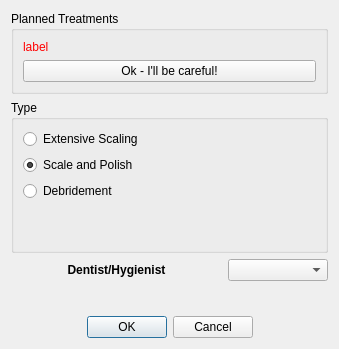
First picture: the form in src/openmolar/qt-designer/hygenist_wizard.ui, repository rowinggolfer/openmolar1, before the edit.
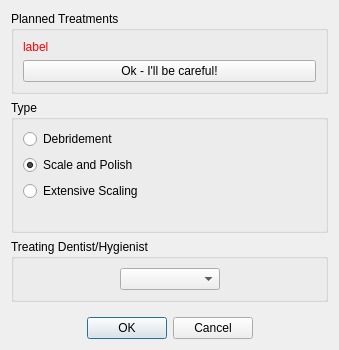
Second picture: the form after the edit.

Diff of the .ui file:
```diff
--- a/src/openmolar/qt-designer/hygenist_wizard.ui
+++ b/src/openmolar/qt-designer/hygenist_wizard.ui
@@ -7,124 +7,20 @@
     <x>0</x>
     <y>0</y>
     <width>339</width>
-    <height>349</height>
+    <height>350</height>
    </rect>
   </property>
+  <property name="minimumSize">
+   <size>
+    <width>0</width>
+    <height>0</height>
+   </size>
+  </property>
   <property name="windowTitle">
    <string>Hygienist Wizard</string>
   </property>
-  <layout class="QGridLayout" name="gridLayout">
-   <item row="4" column="0">
-    <widget class="QLabel" name="dent_label">
-     <property name="font">
-      <font>
-       <weight>75</weight>
-       <bold>true</bold>
-      </font>
-     </property>
-     <property name="text">
-      <string>Dentist/Hygienist</string>
-     </property>
-     <property name="alignment">
-      <set>Qt::AlignCenter</set>
-     </property>
-     <property name="wordWrap">
-      <bool>false</bool>
-     </property>
-    </widget>
-   </item>
-   <item row="5" column="0" colspan="2">
-    <spacer name="verticalSpacer">
-     <property name="orientation">
-      <enum>Qt::Vertical</enum>
-     </property>
-     <property name="sizeHint" stdset="0">
-      <size>
-       <width>20</width>
-       <height>29</height>
-      </size>
-     </property>
-    </spacer>
-   </item>
-   <item row="4" column="1">
-    <widget class="QComboBox" name="dents_comboBox">
-     <property name="maximumSize">
-      <size>
-       <width>100</width>
-       <height>16777215</height>
-      </size>
-     </property>
-     <property name="font">
-      <font>
-       <weight>75</weight>
-       <bold>true</bold>
-      </font>
-     </property>
-    </widget>
-   </item>
-   <item row="6" column="0" colspan="2">
-    <widget class="QDialogButtonBox" name="buttonBox">
-     <property name="orientation">
-      <enum>Qt::Horizontal</enum>
-     </property>
-     <property name="standardButtons">
-      <set>QDialogButtonBox::Cancel|QDialogButtonBox::Ok</set>
-     </property>
-     <property name="centerButtons">
-      <bool>true</bool>
-     </property>
-    </widget>
-   </item>
-   <item row="1" column="0" colspan="2">
-    <widget class="QGroupBox" name="groupBox">
-     <property name="title">
-      <string>Type</string>
-     </property>
-     <layout class="QVBoxLayout" name="verticalLayout">
-      <item>
-       <widget class="QRadioButton" name="extsp_radioButton">
-        <property name="text">
-         <string>Extensive Scaling</string>
-        </property>
-        <property name="checked">
-         <bool>false</bool>
-        </property>
-       </widget>
-      </item>
-      <item>
-       <widget class="QRadioButton" name="sp_radioButton">
-        <property name="text">
-         <string>Scale and Polish</string>
-        </property>
-        <property name="checked">
-         <bool>true</bool>
-        </property>
-       </widget>
-      </item>
-      <item>
-       <widget class="QRadioButton" name="db_radioButton">
-        <property name="text">
-         <string>Debridement</string>
-        </property>
-       </widget>
-      </item>
-      <item>
-       <spacer name="verticalSpacer_2">
-        <property name="orientation">
-         <enum>Qt::Vertical</enum>
-        </property>
-        <property name="sizeHint" stdset="0">
-         <size>
-          <width>20</width>
-          <height>40</height>
-         </size>
-        </property>
-       </spacer>
-      </item>
-     </layout>
-    </widget>
-   </item>
-   <item row="0" column="0" colspan="2">
+  <layout class="QVBoxLayout" name="verticalLayout_3">
+   <item>
     <widget class="QGroupBox" name="planned_groupbox">
      <property name="maximumSize">
       <size>
@@ -159,6 +55,144 @@
      </layout>
     </widget>
    </item>
+   <item>
+    <widget class="QGroupBox" name="groupBox">
+     <property name="title">
+      <string>Type</string>
+     </property>
+     <layout class="QVBoxLayout" name="verticalLayout">
+      <item>
+       <widget class="QRadioButton" name="db_radioButton">
+        <property name="text">
+         <string>Debridement</string>
+        </property>
+       </widget>
+      </item>
+      <item>
+       <widget class="QRadioButton" name="sp_radioButton">
+        <property name="text">
+         <string>Scale and Polish</string>
+        </property>
+        <property name="checked">
+         <bool>true</bool>
+        </property>
+       </widget>
+      </item>
+      <item>
+       <widget class="QRadioButton" name="extsp_radioButton">
+        <property name="text">
+         <string>Extensive Scaling</string>
+        </property>
+        <property name="checked">
+         <bool>false</bool>
+        </property>
+       </widget>
+      </item>
+      <item>
+       <spacer name="verticalSpacer_2">
+        <property name="orientation">
+         <enum>Qt::Vertical</enum>
+        </property>
+        <property name="sizeHint" stdset="0">
+         <size>
+          <width>20</width>
+          <height>40</height>
+         </size>
+        </property>
+       </spacer>
+      </item>
+     </layout>
+    </widget>
+   </item>
+   <item>
+    <widget class="QGroupBox" name="clinicianGroupBox">
+     <property name="minimumSize">
+      <size>
+       <width>0</width>
+       <height>0</height>
+      </size>
+     </property>
+     <property name="title">
+      <string>Treating Dentist/Hygienist</string>
+     </property>
+     <layout class="QHBoxLayout" name="horizontalLayout">
+      <item>
+       <spacer name="horizontalSpacer">
+        <property name="orientation">
+         <enum>Qt::Horizontal</enum>
+        </property>
+        <property name="sizeHint" stdset="0">
+         <size>
+          <width>89</width>
+          <height>20</height>
+         </size>
+        </property>
+       </spacer>
+      </item>
+      <item>
+       <widget class="QComboBox" name="dents_comboBox">
+        <property name="minimumSize">
+         <size>
+          <width>100</width>
+          <height>0</height>
+         </size>
+        </property>
+        <property name="maximumSize">
+         <size>
+          <width>16777215</width>
+          <height>16777215</height>
+         </size>
+        </property>
+        <property name="font">
+         <font>
+          <weight>75</weight>
+          <bold>true</bold>
+         </font>
+        </property>
+       </widget>
+      </item>
+      <item>
+       <spacer name="horizontalSpacer_2">
+        <property name="orientation">
+         <enum>Qt::Horizontal</enum>
+        </property>
+        <property name="sizeHint" stdset="0">
+         <size>
+          <width>88</width>
+          <height>20</height>
+         </size>
+        </property>
+       </spacer>
+      </item>
+     </layout>
+    </widget>
+   </item>
+   <item>
+    <spacer name="verticalSpacer">
+     <property name="orientation">
+      <enum>Qt::Vertical</enum>
+     </property>
+     <property name="sizeHint" stdset="0">
+      <size>
+       <width>20</width>
+       <height>29</height>
+      </size>
+     </property>
+    </spacer>
+   </item>
+   <item>
+    <widget class="QDialogButtonBox" name="buttonBox">
+     <property name="orientation">
+      <enum>Qt::Horizontal</enum>
+     </property>
+     <property name="standardButtons">
+      <set>QDialogButtonBox::Cancel|QDialogButtonBox::Ok</set>
+     </property>
+     <property name="centerButtons">
+      <bool>true</bool>
+     </property>
+    </widget>
+   </item>
   </layout>
  </widget>
  <resources/>
```
